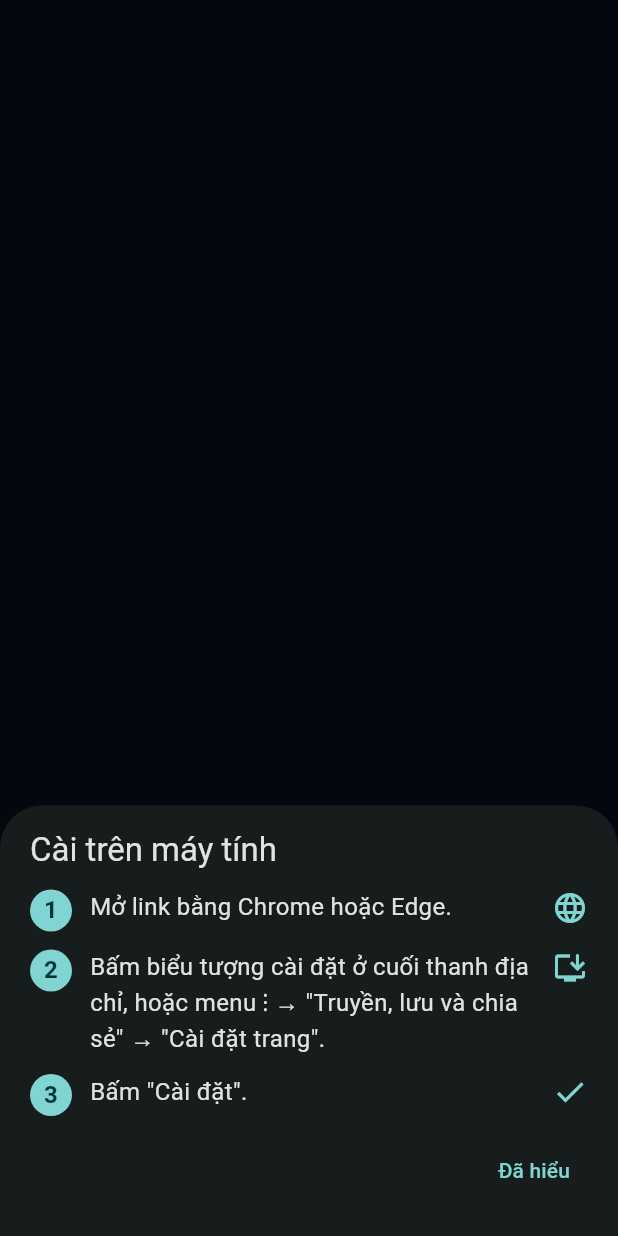
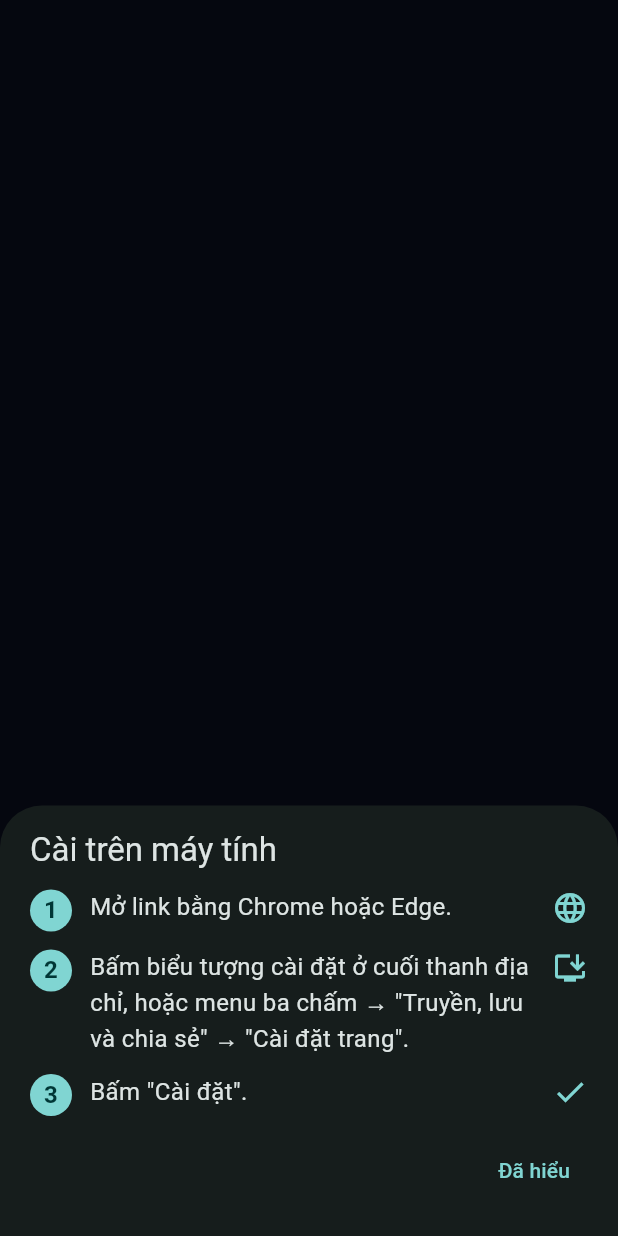
Before and after one commit to anthienlong2020/dream-watch-web, a Flutter app: what startInstall() shows on an empty page, opened directly, on a phone screen of 412 x 824 dp. Run offline on Flutter 3.47's test engine with Material 3 defaults, Android fonts, the phone set to English and light mode, and no system bars; our stand-ins replace audioplayers, file_picker, shared_preferences, wakelock_plus, web; missing offline and left inert: dart:js_interop, dart:ui_web; accounts and stored records are empty.

Commit message:
Cài app: trình duyệt trong Facebook/TikTok luôn hiện hướng dẫn; bỏ ký tự ⋮ dễ thiếu font
Co-Authored-By: Claude Opus 5.5 <noreply@anthropic.com>
Claude-Session: https://claude.ai/code/session_01NiCjr4G382jmmSCaKoMmnR

```diff
--- a/lib/widgets/install_prompt.dart
+++ b/lib/widgets/install_prompt.dart
@@ -11,7 +11,8 @@ const String kAppLink = 'https://anthienlong2020.github.io/dream-watch-web/';
 /// Bấm "Cài vào màn hình chính": Chrome cho cài thẳng thì hiện hộp Cài đặt của
 /// trình duyệt; không thì mở bảng hướng dẫn đúng loại máy.
 Future<void> startInstall(BuildContext context) async {
-  if (installState() == 'ready') {
+  // Trình duyệt trong Facebook / TikTok / Zalo không cài được → hướng dẫn mở bằng Chrome/Safari
+  if (installState() == 'ready' && installPlatform() != 'inapp') {
     final r = await promptInstall();
     if (!context.mounted) return;
     if (r == 'accepted') {
@@ -140,7 +141,7 @@ class _Guide extends StatelessWidget {
           'Mở bằng trình duyệt trước',
           const [
             _Step('Bạn đang xem trong Facebook / TikTok / Zalo — ở đây không cài được.'),
-            _Step('Bấm nút ⋯ (hoặc ⋮) ở góc màn hình.', Icons.more_horiz),
+            _Step('Bấm nút ba chấm ở góc màn hình.', Icons.more_horiz),
             _Step('Chọn "Mở bằng trình duyệt" (Chrome hoặc Safari).', Icons.open_in_browser),
             _Step('Trong trình duyệt, bấm lại nút "📲 Cài app".'),
           ]
@@ -148,7 +149,7 @@ class _Guide extends StatelessWidget {
       'ios' => (
           'Cài trên iPhone / iPad',
           const [
-            _Step('Bấm nút Chia sẻ (ô vuông có mũi tên lên). Trên iOS mới, nút này có thể nằm trong nút ••• ở thanh dưới.',
+            _Step('Bấm nút Chia sẻ (ô vuông có mũi tên lên). Trên iOS mới, nút này có thể nằm trong nút ba chấm ở thanh dưới.',
                 Icons.ios_share),
             _Step('Kéo xuống, chọn "Thêm vào MH chính".', Icons.add_box_outlined),
             _Step('Bấm "Thêm" ở góc trên.', Icons.check),
@@ -157,7 +158,7 @@ class _Guide extends StatelessWidget {
       'android' => (
           'Cài trên Android',
           const [
-            _Step('Bấm nút ⋮ ở góc trên bên phải Chrome.', Icons.more_vert),
+            _Step('Bấm nút ba chấm ở góc trên bên phải Chrome.', Icons.more_vert),
             _Step('Kéo menu xuống, chọn "Cài đặt và tạo lối tắt" (máy cũ: "Thêm vào màn hình chính").',
                 Icons.add_to_home_screen),
             _Step('Bấm "Cài đặt" hoặc "Thêm".', Icons.check),
@@ -167,7 +168,7 @@ class _Guide extends StatelessWidget {
           'Cài trên máy tính',
           const [
             _Step('Mở link bằng Chrome hoặc Edge.', Icons.language),
-            _Step('Bấm biểu tượng cài đặt ở cuối thanh địa chỉ, hoặc menu ⋮ → "Truyền, lưu và chia sẻ" → "Cài đặt trang".',
+            _Step('Bấm biểu tượng cài đặt ở cuối thanh địa chỉ, hoặc menu ba chấm → "Truyền, lưu và chia sẻ" → "Cài đặt trang".',
                 Icons.install_desktop),
             _Step('Bấm "Cài đặt".', Icons.check),
           ]
```
